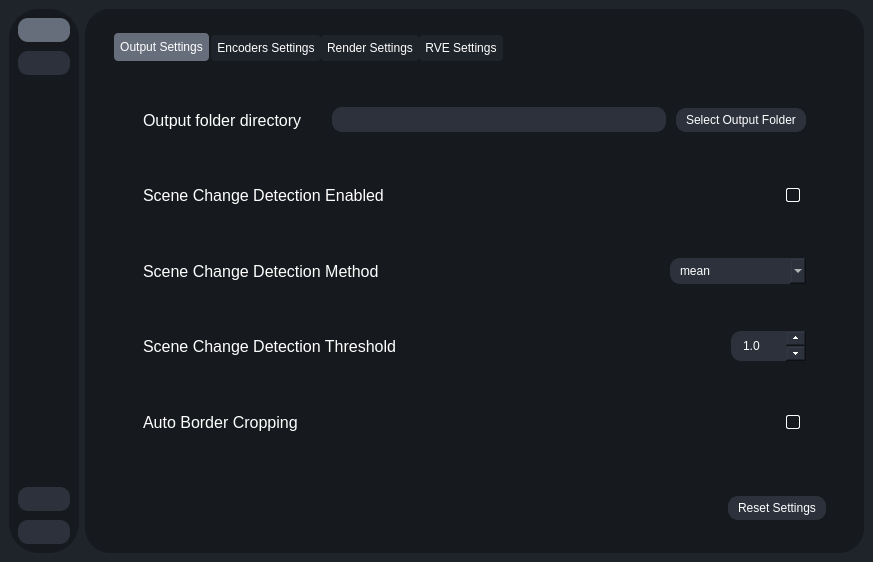
Qt form testRVEInterface.ui (gokulmc/enhance_crop) before a commit.
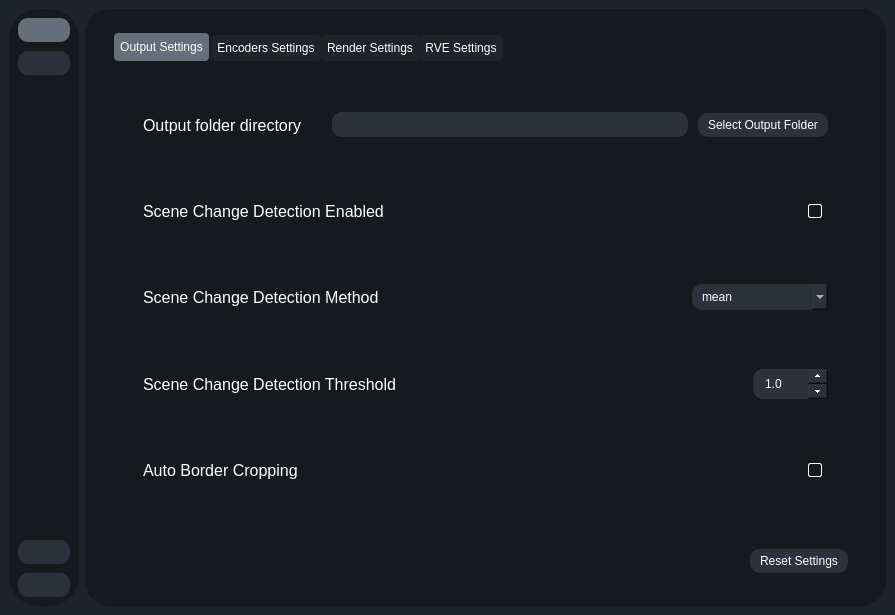
The same form after that commit. The open tabs and pages were chosen to show the change. Icons and pictures are not drawn.

Commit message: have hdr mode do something

Patch:
```diff
--- a/testRVEInterface.ui
+++ b/testRVEInterface.ui
@@ -5,8 +5,8 @@
    <rect>
     <x>0</x>
     <y>0</y>
-    <width>0</width>
-    <height>0</height>
+    <width>895</width>
+    <height>615</height>
    </rect>
   </property>
   <property name="sizePolicy">
@@ -3039,7 +3039,7 @@
                   <rect>
                    <x>0</x>
                    <y>0</y>
-                   <width>460</width>
+                   <width>443</width>
                    <height>506</height>
                   </rect>
                  </property>
@@ -3082,8 +3082,8 @@
                              <rect>
                               <x>0</x>
                               <y>0</y>
-                              <width>465</width>
-                              <height>180</height>
+                              <width>448</width>
+                              <height>174</height>
                              </rect>
                             </property>
                             <layout class="QVBoxLayout" name="verticalLayout_25">
```
Left out of the diff: 259 changed lines with no effect on the pictures. The commit also changes 2 other files.
